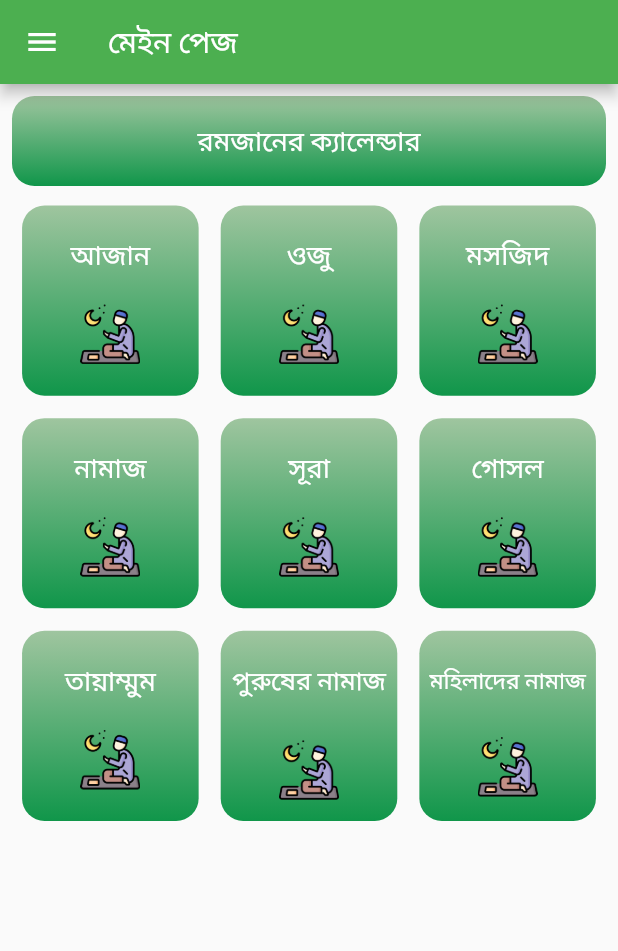
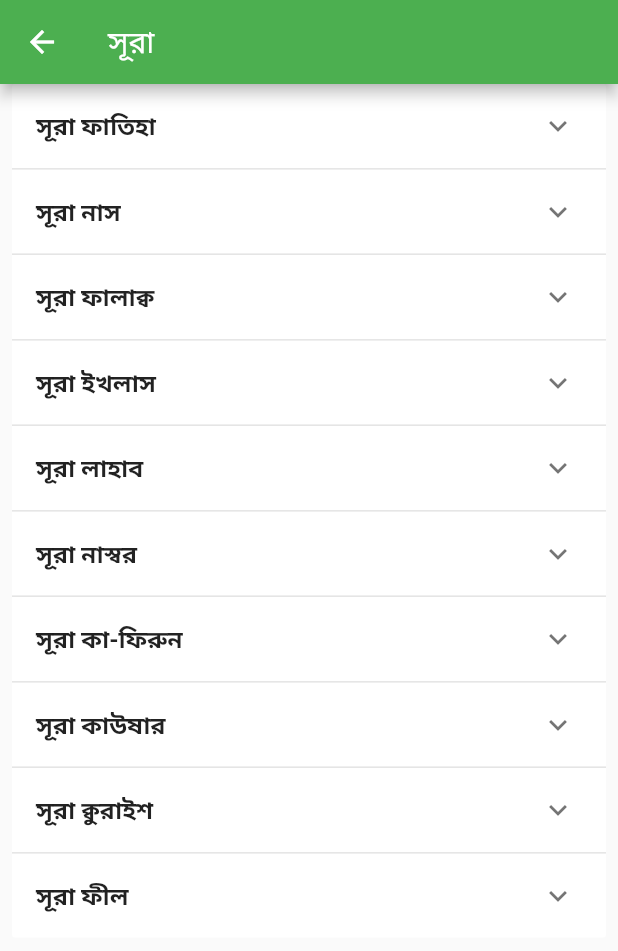
Before and after one commit to Ibrahim-K98han/islamic_apps, a Flutter app: the screen it shows after launch, after a tap on "সূরা", on a phone screen of 412 x 824 dp. Shown: the top 951 px of the screen. Run offline on Flutter 3.47's test engine with Material 2 defaults, Android fonts, the light colour scheme and no system bars.

Commit message:
all sura added

```diff
--- a/lib/pages/home_page.dart
+++ b/lib/pages/home_page.dart
@@ -3,6 +3,7 @@ import 'package:namaj_apps/pages/azan_page.dart';
 import 'package:namaj_apps/pages/masjid_page.dart';
 import 'package:namaj_apps/pages/namaj_page.dart';
 import 'package:namaj_apps/pages/romjan_calender_page.dart';
+import 'package:namaj_apps/pages/sura_page.dart';
 
 import 'oju_page.dart';
 
@@ -289,10 +290,10 @@ class _HomePageState extends State<HomePage> {
                 ),
                 InkWell(
                   onTap: () {
-                    // Navigator.push(
-                    //   context,
-                    //   MaterialPageRoute(builder: (context) => OjuPage()),
-                    // );
+                    Navigator.push(
+                      context,
+                      MaterialPageRoute(builder: (context) => const SuraPage()),
+                    );
                   },
                   child: Expanded(
                     child: Container(
--- a/lib/pages/sura_page.dart
+++ b/lib/pages/sura_page.dart
@@ -1,6 +1,7 @@
 import 'package:flutter/material.dart';
 
 import '../widgets/steps_widgets.dart';
+import '../widgets/sura_steps_widgets.dart';
 
 class SuraPage extends StatefulWidget {
   const SuraPage({Key? key}) : super(key: key);
@@ -15,10 +16,10 @@ class _SuraPageState extends State<SuraPage> {
     return Scaffold(
       appBar: AppBar(
         backgroundColor: Colors.green,
-        title: Text('নামাজ'),),
+        title: Text('সূরা'),),
       body: Column(
-        children: [
-          Expanded(child: Steps()),
+        children: const [
+          Expanded(child: SuraSteps()),
         ],
       ),
     );
--- /dev/null
+++ b/lib/widgets/sura_steps_widgets.dart
@@ -0,0 +1,208 @@
+import 'package:flutter/material.dart';
+
+class Step {
+  Step(this.heading, this.subHeading, [this.isExpanded = false]);
+
+  String heading;
+  String subHeading;
+
+  // String subHeading1;
+  // String subHeading2;
+  // String subHeading3;
+  bool isExpanded;
+}
+
+List<Step> getSteps() {
+  return [
+    Step('সূরা ফাতিহা', '''بِسْمِ اللَّهِ الرَّحْمَٰنِ الرَّحِيمِ
+
+الْحَمْدُ لِلَّهِ رَبِّ الْعَالَمِينَ
+
+الرَّحْمَٰنِ الرَّحِيمِ
+
+مَالِكِ يَوْمِ الدِّينِ
+
+إِيَّاكَ نَعْبُدُ وَإِيَّاكَ نَسْتَعِينُu
+
+اهْدِنَا الصِّرَاطَ الْمُسْتَقِيمَ
+
+صِرَاطَ الَّذِينَ أَنْعَمْتَ عَلَيْهِمْ غَيْرِ الْمَغْضُوبِ عَلَيْهِمْ وَلَا الضَّالِّينَ
+
+উচ্চারণঃ
+
+বিসমিল্লাহির রাহমানির রাহিম ।
+
+১.আলহামদুলিল্লাহি রাব্বীল আলামীন।
+
+২ .আররাহমানির রাহীম।
+
+৩.মা-লিকী ইয়াউমিদ্দ্বীন।
+
+৪ .ইয়্যাকা-নাবুদু ওয়া ইয়্যাকা নাসতায়ীন।
+
+৫.ইহদিনাস-সিরাতাল মুসতাক্বীম।
+
+৬. সিরাত্বাল লাযিনা আন-আমতা আলাইহিম।গাইরিল মাগদুবি আলাইহিম। ওয়ালাদ্দুয়াল্লীন আমীন।
+
+
+বাংলা অর্থঃ
+
+শুরু করছি আল্লাহর নামে যিনি পরম করুণাময়,অতি দয়ালু।
+
+১.যাবতীয় প্রশংসা আল্লাহ তা আলার যিনি সকল সৃষ্টি জগতের পালনকর্তা।
+
+২.যিনি নিতান্ত মেহেরবান ও দয়ালু।
+
+৩.যিনি বিচার দিনের মালিক।
+
+৪.আমরা একমাত্র তোমারই ইবাদত করি এবং শুধুমাত্র তোমারই সাহায্য প্রার্থনা করি।
+
+৫. আমাদেরকে সরল পথ দেখাও।
+
+৬.সে সমস্ত লোকের পথ,যাদেরকে তুমি নেয়ামত দান করেছ। তাদের পথ নয়,যাদের প্রতি তোমার গজব নাযিল হয়েছে এবং যারা পথভ্রষ্ট হয়েছে।
+'''),
+    Step('সূরা নাস',
+        '''قُلْ أَعُوْذُ بِرَبِّ النَّاسِ (১) مَلِكِ النَّاسِ (২) إِلهِ النَّاسِ (৩) مِنْ شَرِّ الْوَسْوَاسِ الْخَنَّاسِ (৪) اَلَّذِيْ يُوَسْوِسُ فِي صُدُوْرِ النَّاسِ (৫) مِنَ الْجِنَّةِ وَالنَّاسِ (৬)
+
+উচ্চারণ:- ক্বুল আঊযু বিরব্বিন্‌ না-স। মালিকিন্‌ না-স। ইলা-হিন্‌ না-স। মিন্‌ শার্রিল অসওয়া-সিল খান্না-স। আল্লাযী ইউওয়াসবিসু ফী সুদূরিন্‌ না-স। মিনাল জিন্নাতি অন্‌ না-স।
+
+অর্থ:- তুমি বল, আমি আশ্রয় প্রার্থনা করছি, মানুষের প্রতিপালক, মানুষের অধীশ্বর, মানুষের উপাস্যের কাছে- তার কুমন্ত্রণার অনিষ্ট হতে, যে সুযোগমত আসে ও (কুমন্ত্রণা দিয়ে) সরে পড়ে। যে কুমন্ত্রণা দেয় মানুষের হৃদয়ে, জিন ও মানুষের মধ্য হতে।
+
+'''),
+    Step('সূরা ফালাক্ব',
+        ''' قُلْ أَعُوْذُ بِرَبِّ الْفَلَقِ (১) مِنْ شَرِّ مَا خَلَقَ (২) وَمِنْ شَرِّ غَاسِقٍ إِذَا وَقَبَ (৩) وَمِنْ شَرِّ النَّفَّاثَاتِ فِي الْعُقَدِ (৪) وَمِنْ شَرِّ حَاسِدٍ إِذَا حَسَدَ (৫)
+
+উচ্চারণ:- ক্বুল আঊযু বিরব্বিল ফালাক্ব। মিন শার্রি মা খালাক্ব। অমিন শার্রি গা-সিক্বিন ইযা অক্বাব। অমিন শার্রিন্‌ নাফ্‌ফা-ষা-তি ফিল উক্বাদ। অমিন শার্রিহা-সিদিন ইযাহাসাদ।
+
+অর্থ:- তুমি বল, আমি আশ্রয় প্রার্থনা করছি ঊষার প্রভুর নিকট। তিনি যা সৃষ্টি করেছেন তার অনিষ্ট হতে। এবং রাতের অনিষ্ট হতে যখন তা গভীর অন্ধকারে আচ্ছন্ন হয়। এবং গ্রন্থিতে ফুত্কারিণী (যাদুকরী)দের অনিষ্ট হতে। এবং হিংসুকের অনিষ্ট হতে যখন সে হিংসা করে।
+
+'''),
+    Step('সূরা ইখলাস', '''قُلْ هُوَ اللهُ أَحَدٌ (১) اَللهُ الصَّمَدُ (২) لَمْ يَلِدْ وَلَمْ يُوْلَدْ (৩) وَلَمْ يَكُنْ لَّهُ كُفُواً أَحَدٌ (৪)
+
+উচ্চারণ:- ক্বুল হুওয়াল্লা-হু আহাদ। আল্লা-হুস সামাদ। লাম য়্যালিদ, অলাম ইউলাদ। অলাম য়্যাকুল্‌ লাহু কুফুওয়ান আহাদ।
+
+অর্থ:- বল, তিনি আল্লাহ একক। আল্লাহ ভরসাস্থল। তিনি জনক নন এবং জাতকও নন। আর তাঁর সমকক্ষ কেউই নেই।
+
+'''),
+    Step('সূরা লাহাব', '''تَبَّتْ يَدَا أَبِيْ لَهَبٍ وَّتَبَّ (১) مَا أَغْنى عَنْهُ مَالُهُ وَمَا كَسَبَ (২) سَيَصْلى نَاراً ذَاتَ لَهَبٍ (৩) وَامْرَأَتُهُ حَمَّالَةَ الْحَطَبِ (৪) فِيْ جِيْدِهَا حَبْلٌ مِّنْ مَّسَدٍ (৫)
+
+উচ্চারণ:- তাব্বাৎ য়্যাদা আবী লাহাবিঁউঅতাব্ব মা আগনা আনহু মা-লুহু অমা কাসাব। সায়্যাস্বলা না-রান যা-তা লাহাব। অমরাআতুহুহাম্মা-লাতালহাত্বাব। ফী জীদিহাহাবলুম মিম মাসাদ।
+
+অর্থ:- ধ্বংস হোক আবূ লাহাবের দুইহাত এবং ধ্বংস হোক সে নিজেও। তার ধন-সম্পদ ও উপর্জিত বস্তু তার কোন উপকারে আসবে না। সে প্রবেশ করবে লেলিহান শিখাবিশিষ্ট অগ্নিকুন্ডে। আর তার স্ত্রীও -যে কাঠের বোঝা বহনকারিণী। ওর গলদেশে খেজুর চোকার রশি হবে।
+
+'''),
+    Step('সূরা নাস্বর',
+        '''إِذَا جَاءَ نَصْرُ اللهِ وَالْفَتْحُ (১) وَرَأَيْتَ النَّاسَ يَدْخُلُوْنَ فِيْ دِيْنِ اللهِ أَفْوَاجاً (২) فَسَبِّحْ بِحَمْدِ رَبِّكَ وَاسْتَغْفِرْهُ إِنَّهُ كَانَ تَوَّاباً (৩)
+
+উচ্চারণ:- ইযা জা-আ নাস্বরুল্লা-হি অল ফাতহ। অরাআইতান্‌ না-সা ইয়্যাদখুলুনা ফী দ্বীনিল্লা-হি আফওয়াজা। ফাসাব্বিহ্‌ বিহামদি রাব্বিকা অস্তাগফিরহু; ইন্নাহু কা-না তাউওয়া-বা।
+
+অর্থ:- যখন আসবে আল্লাহর সাহায্য ও বিজয়। তুমি দেখবে মানুষকে দলে দলে আল্লাহর দ্বীনে প্রবেশ করতে। তখন তুমি তোমার প্রতিপালকের সপ্রশংস পবিত্রতা ঘোষণা কর এবং তাঁর নিকট ক্ষমা প্রার্থনা কর। নিশ্চয় তিনি ক্ষমাশীল।
+
+'''),
+    Step('সূরা কা-ফিরুন',
+        '''قُلْ يَا أَيُّهَا الْكَافِرُوْنَ (১) لاَ أَعْبُدُ مَا تَعْبُدُوْنَ (২) وَلاَ أَنْتُمْ عَابِدُوْنَ مَا أَعْبُدُ (৩) وَلاَ أَنَا عَابِدٌ مَّا عَبَدْتُّمْ (৪) وَلاَ أَنْتُمْ عَابِدُوْنَ مَا أَعْبُدُ (৫) لَكُمْ دِيْنُكُمْ وَلِيَ دِيْنِ (৬)
+
+উচ্চারণ:- ক্বুল ইয়া আই য়ুহাল কা-ফিরুন। লা- আ’বুদু মা- তা’বুদূন। অলা- আন্তুম আ’-বিদূনা মা- আ’বুদ। অলা- আনা আ’-বিদুম মা আ’বাত্তুম। অলা- আন্তুম আ’-বিদূনা মা- আ’বুদ। লাকুম দ্বীনুকুম অলিয়া দ্বীন।
+
+অর্থ:- বল, হে কাফের দল! আমি তার উপাসনা করি না, যার উপাসনা তোমরা কর। তোমরাও তাঁর উপাসক নও, যাঁর উপাসনা আমি করি। আমি তার উপাসক হ্‌ব না, যার উপাসনা তোমরা কর। আর তোমরাও তাঁর উপাসক নও, যাঁর উপাসনা আমি করি। তোমাদের ধর্ম তোমাদের এবং আমার ধর্ম আমার (কাছে প্রিয়)।
+
+'''),
+    Step('সূরা কাউষার',
+        '''إِنَّا أَعْطَيْنَاكَ الْكَوْثَرَ (১) فَصَلِّ لِرَبِّكَ وَانْحَرْ (২) إِنَّ شَانِئَكَ هُوَ الأَبْتَرُ (৩)
+
+উচ্চারণ:- ইন্না- আ’ত্বাইনা-কাল কাউষার। ফাস্বাল্লি লিরব্বিকা অন্‌হার। ইন্না- শা-নিআকা হুওয়াল আবতার।
+
+অর্থ:- নিঃসন্দেহে আমি তোমাকে কাউসার (হাওয) দান করেছি। সুতরাং তুমি তোমার প্রতিপালকের উদ্দেশ্যে নামায পড় এবং কুরবানী কর। নিশ্চয় তোমার শত্রুই হল নির্বংশ।
+
+'''),
+    Step('সূরা ক্বুরাইশ',
+        '''لإِيْلاَفِ قُرَيْشٍ (১) إِيْلاَفِهِمْ رِحْلَةَ الشِّتَاءِ وَالصَّيْفِ (২) فَلْيَعْبُدُوْا رَبَّ هذَا الْبَيْتِ (৩) اَلَّذِيْ أَطْعَمَهُمْ مِنْ جُوْعٍ وَّآمَنَهُمْ مِّنْ خَوْفٍ (৪)
+
+উচ্চারণ:- লিঈলা-ফি ক্বুরাইশ্‌ ঈলা-ফিহিম রিহ্‌লাতাশ শিতা-ই অস্‌স্বাইফ্‌ ফাল য়্যা’বুদু রব্বাহা-যাল বাইত্ আল্লাযী আত্বআমাহুম মিন জু’ । অআ-মানাহুম মিন খাঊফ।
+
+অর্থ:- যেহেতু কুরাইশের জন্য শীত ও গ্রীষ্মের সফরকে তাদের স্বভাব সুলভ করা হয়েছে, সেহেতু ওরা উপাসনা করুক এই গৃহের রক্ষকের। যিনি ক্ষুধায় ওদেরকে আহার দিয়েছেন এবং ভীতি হতে নিরাপদ করেছেন।
+
+'''),
+    Step('সূরা ফীল',
+        '''أَلَمْ تَرَ كَيْفَ فَعَلَ رَبُّكَ بِأَصْحَابِ الْفِيْلِ (১) أَلَمْ يَجْعَلْ كَيْدَهُمْ فِيْ تَضْلِيْلٍ (২) وَأَرْسَلَ عَلَيْهِمْ طَيْراً أَبَابِيْلَ (৩) تَرْمِيْهِمْ بِحِجَارَةٍ مِّنْ سِجِّيْلٍ (৪) فَجَعَلَهُمْ كَعَصْفٍ مَّأْكُوْلٍ (৫)
+
+উচ্চারণ:- আলাম তারা কাইফা ফাআলা রব্বুকা বিআস্বহা-বিল ফীল। আলাম য়্যাজ্‌আল কাইদাহুম ফী তায্বলীল। অআরসালা আলাইহিম ত্বাইরান আবা-বিল। তারমীহিম বিহিজারাতিম মিন সিজ্জীল। ফাজাআলাহুম কাআস্বফিম মা’কূল।
+
+অর্থ:- তুমি কি দেখ নি, তোমার প্রতিপালক হ্‌স্তীবাহিনীর সঙ্গে কি করেছিলেন? তিনি কি ওদের কৌশলকে ব্যর্থ করে দেন নি? তিনি তাদের উপর ঝাঁকে ঝাঁকে পাখি প্রেরণ করেন। যারা ওদের উপর নিক্ষেপ করে কঙ্কর। অতঃপর তিনি ওদেরকে ভক্ষিত তৃণসদৃশ করে দেন।
+
+'''),
+  ];
+}
+
+class SuraSteps extends StatefulWidget {
+  const SuraSteps({Key? key}) : super(key: key);
+
+  @override
+  State<SuraSteps> createState() => _SuraStepsState();
+}
+
+class _SuraStepsState extends State<SuraSteps> {
+  final List<Step> _steps = getSteps();
+
+  @override
+  Widget build(BuildContext context) {
+    return SingleChildScrollView(
+      scrollDirection: Axis.vertical,
+      child: Column(
+        children: [
+          Container(
+            child: _renderSteps(),
+          ),
+        ],
+      ),
+    );
+  }
+
+  Widget _renderSteps() {
+    return Padding(
+      padding: const EdgeInsets.symmetric(horizontal: 8),
+      child: ExpansionPanelList(
+        elevation: 0,
+        expansionCallback: (int index, bool isExpanded) {
+          setState(() {
+            _steps[index].isExpanded = !isExpanded;
+          });
+        },
+        children: _steps.map<ExpansionPanel>((Step step) {
+          return ExpansionPanel(
+            headerBuilder: (BuildContext context, bool isExpanded) {
+              return ListTile(
+                title: Text(
+                  step.heading,
+                  style: const TextStyle(
+                      fontSize: 16, fontWeight: FontWeight.bold),
+                ),
+              );
+            },
+            body: Padding(
+              padding: EdgeInsets.only(
+                bottom: 10,
+              ),
+              child: Column(
+                crossAxisAlignment: CrossAxisAlignment.start,
+                children: [
+                  Padding(
+                    padding: const EdgeInsets.all(8.0),
+                    child: Text(
+                      textAlign: TextAlign.justify,
+                      '${step.subHeading}',
+                      style: TextStyle(
+                        fontSize: 15,
+                      ),
+                    ),
+                  ),
+                ],
+              ),
+            ),
+            isExpanded: step.isExpanded,
+          );
+        }).toList(),
+      ),
+    );
+  }
+}
```
